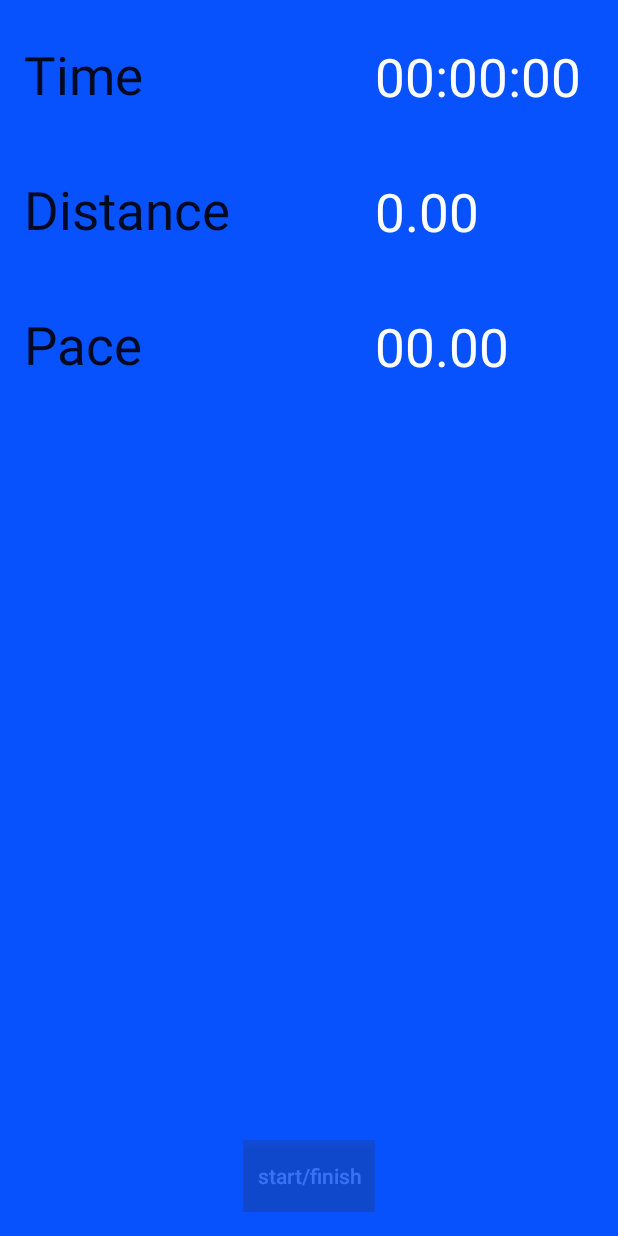
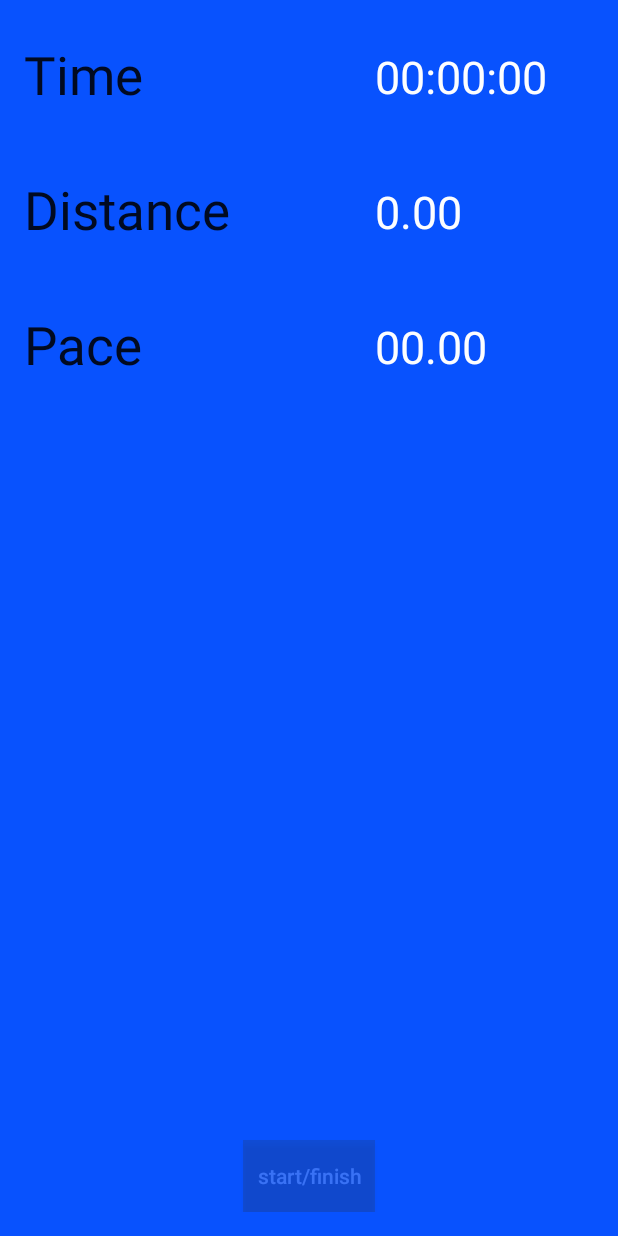
Before and after one commit to alambley/RunTrak, an Android app: the MainActivity screen opened directly, with no data from a screen before it, on a phone screen of 412 x 824 dp. Run offline under Robolectric (Android 15) with nearby library versions, the phone set to English and light mode, and no system bars.

Commit message:
Added some missing files and fixed some formatting.

```diff
--- a/app/src/main/java/com/example/alex/runtrak/MainScreen.java
+++ b/app/src/main/java/com/example/alex/runtrak/MainScreen.java
@@ -70,6 +70,7 @@ public class MainScreen extends AppCompatActivity {
         free.setOnClickListener(new View.OnClickListener() {
             @Override
             public void onClick(View v) {
+                allRunData.setPaceToRun(0);
                 startActivity(new Intent(getApplicationContext(), MainActivity.class));
             }
         });
--- a/app/src/main/res/layout/activity_main.xml
+++ b/app/src/main/res/layout/activity_main.xml
@@ -14,7 +14,7 @@
         android:gravity="center_vertical"
         android:textAppearance="?android:attr/textAppearanceLarge"
         android:text="00:00:00"
-        android:textSize="35dp"
+        android:textSize="30dp"
         android:textColor="#fcffffff"
         android:id="@+id/textView"
         android:editable="false"
@@ -22,14 +22,14 @@
         android:layout_alignParentTop="true"
         android:layout_alignParentRight="true"
         android:layout_alignParentEnd="true"
-        android:layout_toRightOf="@+id/button"
-        android:layout_toEndOf="@+id/button" />
+        android:layout_toEndOf="@+id/button"
+        android:layout_toRightOf="@+id/button" />
 
     <TextView
         android:layout_width="wrap_content"
         android:layout_height="50dp"
         android:gravity="center_vertical"
-        android:textSize="35dp"
+        android:textSize="30dp"
         android:textAppearance="?android:attr/textAppearanceLarge"
         android:text="0.00"
         android:textColor="#fcffffff"
@@ -39,8 +39,8 @@
         android:layout_below="@+id/textView"
         android:layout_alignRight="@+id/textView"
         android:layout_alignEnd="@+id/textView"
-        android:layout_alignLeft="@+id/textView"
-        android:layout_alignStart="@+id/textView" />
+        android:layout_toRightOf="@+id/button"
+        android:layout_toEndOf="@+id/button" />
 
     <TextView
         android:layout_width="wrap_content"
@@ -48,16 +48,16 @@
         android:gravity="center_vertical"
         android:textAppearance="?android:attr/textAppearanceLarge"
         android:text="00.00"
-        android:textSize="35dp"
+        android:textSize="30dp"
         android:id="@+id/textView3"
         android:editable="false"
         android:textColor="#fcffffff"
         android:layout_below="@+id/textView2"
-        android:layout_alignLeft="@+id/textView2"
-        android:layout_alignStart="@+id/textView2"
         android:layout_marginTop="40dp"
         android:layout_alignRight="@+id/textView2"
-        android:layout_alignEnd="@+id/textView2" />
+        android:layout_alignEnd="@+id/textView2"
+        android:layout_alignLeft="@+id/textView15"
+        android:layout_alignStart="@+id/textView15" />
 
     <Button
         android:textAllCaps="false"
@@ -81,15 +81,15 @@
         android:textAppearance="?android:attr/textAppearanceLarge"
         android:text="00.00"
         android:id="@+id/textView4"
-        android:textSize="35dp"
+        android:textSize="30dp"
         android:editable="false"
         android:textColor="#fcffffff"
         android:layout_below="@+id/textView3"
-        android:layout_alignLeft="@+id/textView3"
-        android:layout_alignStart="@+id/textView3"
         android:layout_marginTop="40dp"
         android:layout_alignRight="@+id/textView3"
-        android:layout_alignEnd="@+id/textView3" />
+        android:layout_alignEnd="@+id/textView3"
+        android:layout_alignLeft="@+id/textView15"
+        android:layout_alignStart="@+id/textView15" />
 
     <TextView
         android:layout_width="wrap_content"
@@ -97,7 +97,7 @@
         android:gravity="center_vertical"
         android:textAppearance="?android:attr/textAppearanceLarge"
         android:text="00.00"
-        android:textSize="35dp"
+        android:textSize="30dp"
         android:textColor="#fcffffff"
         android:id="@+id/textView15"
         android:editable="false"
```
Also changed, not shown: app/src/main/java/com/example/alex/runtrak/MainActivity.java (+9 -4 lines), app/src/main/res/drawable/border.xml (added, +16 -0 lines), app/src/main/res/mipmap-hdpi/girlrunning.png (added), 1 other file.
